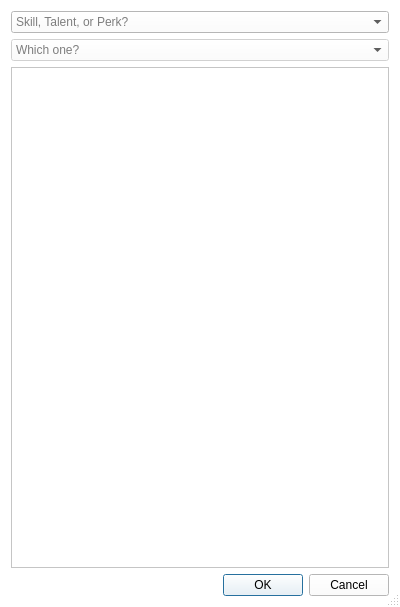
This is skilldialog.ui in ldraconus/HSCCU as Qt 5 draws it before an edit. The edited form follows.
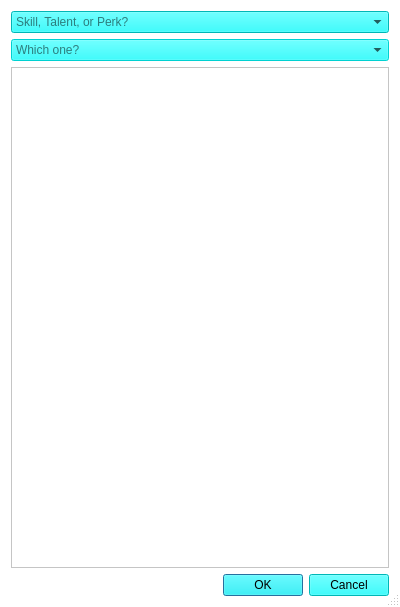
This is the edited form. Icons and pictures are not drawn.

```diff
--- a/skilldialog.ui
+++ b/skilldialog.ui
@@ -33,11 +33,20 @@
    <item>
     <widget class="QComboBox" name="skillTalentOrPerkComboBox">
      <property name="styleSheet">
-      <string notr="true">QComboBox { color: #000; background: #fff; }
+      <string notr="true">QComboBox { color: black; background: cyan; }
 QComboBox QAbstractItemView {
-    color: #000;
-    background-color: #fff;
-}</string>
+    color: black;
+    background-color: cyan;
+}
+QComboBox QAbstractItemView::item:selected {
+    color: black;
+    background-color: white;
+}
+QComboBox QAbstractItemView:disabled {
+    color: gray;
+    background-color: black;
+}
+</string>
      </property>
      <property name="currentIndex">
       <number>-1</number>
@@ -73,11 +82,20 @@
       <bool>false</bool>
      </property>
      <property name="styleSheet">
-      <string notr="true">QComboBox { color: #000; background: #fff; }
+      <string notr="true">QComboBox { color: black; background: cyan; }
 QComboBox QAbstractItemView {
-    color: #000;
-    background-color: #fff;
-}</string>
+    color: black;
+    background-color: cyan;
+}
+QComboBox QAbstractItemView::item:selected {
+    color: black;
+    background-color: white;
+}
+QComboBox QAbstractItemView:disabled {
+    color: gray;
+    background-color: black;
+}
+</string>
      </property>
      <property name="maxVisibleItems">
       <number>25</number>
@@ -122,7 +140,13 @@
    <item>
     <widget class="QDialogButtonBox" name="buttonBox">
      <property name="styleSheet">
-      <string notr="true">color: #000; background: #fff;</string>
+      <string notr="true">QDialogButtonBox QPushButton {
+   color: black;
+   background: cyan;
+}
+QDialogButtonBox QPushButton:disabled {
+   color: gray;
+}</string>
      </property>
      <property name="orientation">
       <enum>Qt::Horizontal</enum>
```
Left out of the diff: 10 changed lines with no effect on the pictures.
